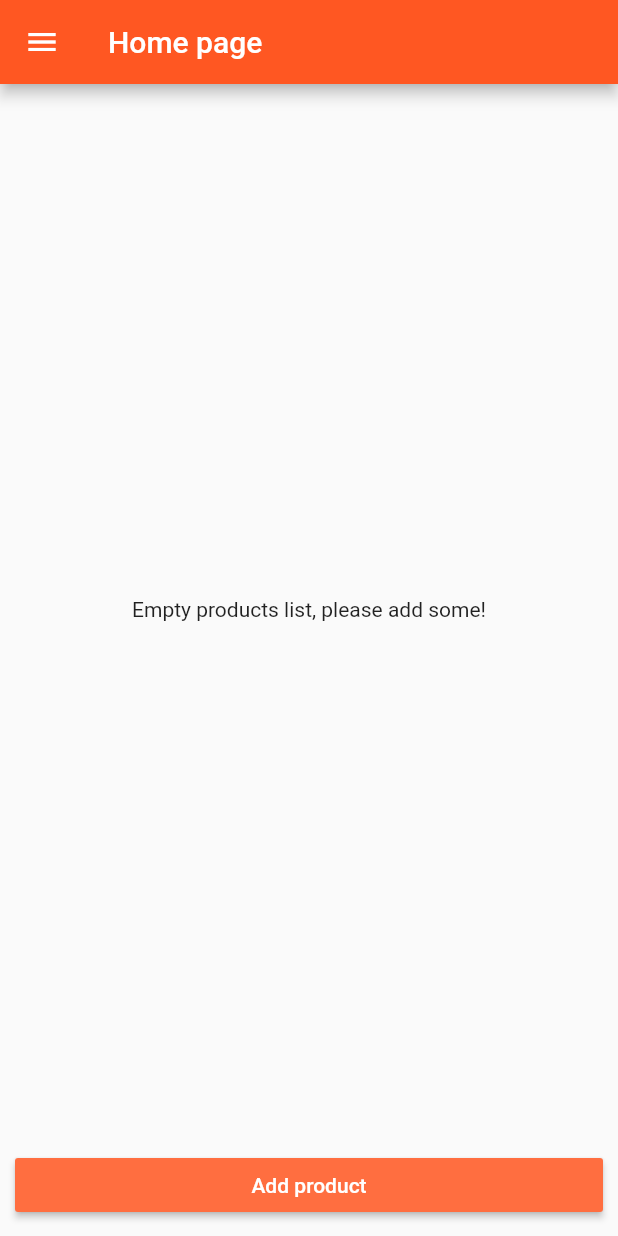
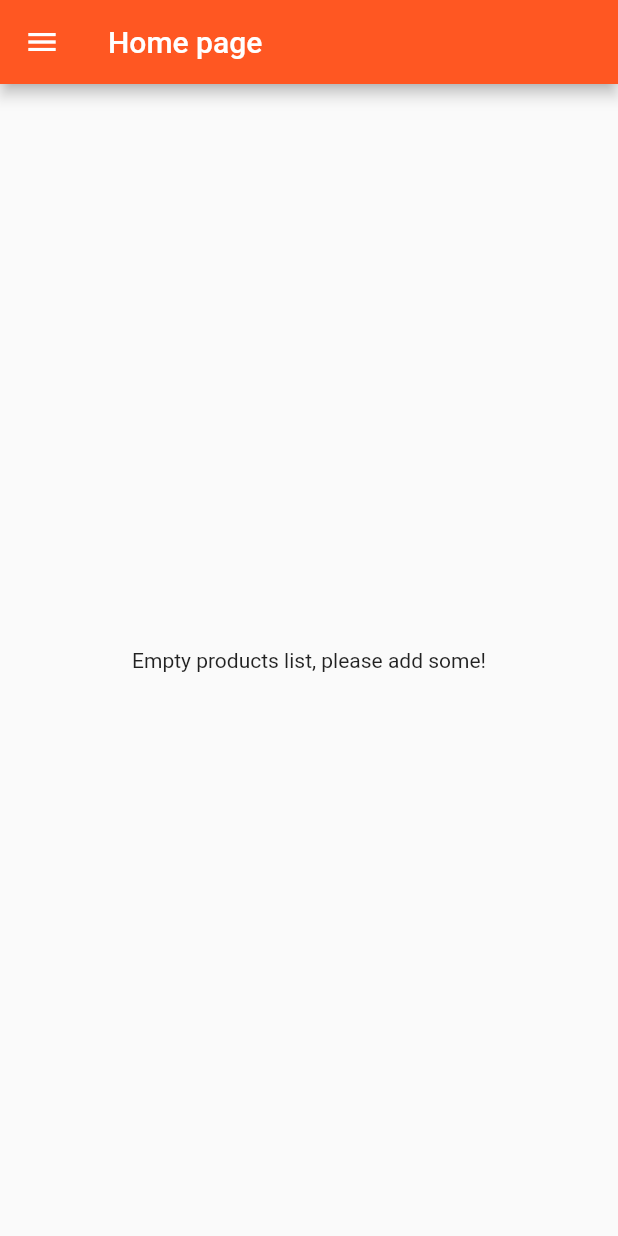
Before and after one commit to khorotyan/shoppingapp, a Flutter app: the screen it shows after launch, on a phone screen of 412 x 824 dp. Run offline on Flutter 3.47's test engine with Material 2 defaults, Android fonts, the phone set to English and light mode, and no system bars.

Commit message:
Ability to create a product from the Create Product Page

```diff
--- a/simple_flutter_list/lib/entities/product.dart
+++ b/simple_flutter_list/lib/entities/product.dart
@@ -2,6 +2,7 @@ class Product {
   String title;
   String details;
   String imageUrl;
+  double price;
 
-  Product(this.title, this.details, this.imageUrl);
+  Product(this.title, this.details, this.imageUrl, this.price);
 }
--- a/simple_flutter_list/lib/main.dart
+++ b/simple_flutter_list/lib/main.dart
@@ -48,9 +48,9 @@ class _SimpleAppState extends State<SimpleApp> {
             accentColor: Colors.deepOrangeAccent),
         // home: AuthPage(),
         routes: {
-          '/': (BuildContext context) =>
-              ProductsPage(_products, _addProduct, _removeProduct),
-          '/admin': (BuildContext context) => ProductsAdminPage()
+          '/': (BuildContext context) => ProductsPage(_products),
+          '/admin': (BuildContext context) =>
+              ProductsAdminPage(_addProduct, _removeProduct)
         },
 
         // Executed when we navigate to a named route
@@ -79,7 +79,7 @@ class _SimpleAppState extends State<SimpleApp> {
               // When we want to go to a page that does not exist, then at least go to
               //  this page - the home page
               builder: (BuildContext context) =>
-                  ProductsPage(_products, _addProduct, _removeProduct));
+                  ProductsPage(_products));
         });
   }
 }
--- a/simple_flutter_list/lib/pages/products_page.dart
+++ b/simple_flutter_list/lib/pages/products_page.dart
@@ -5,10 +5,8 @@ import '../entities/product.dart';
 
 class ProductsPage extends StatelessWidget {
   final List<Product> products;
-  final Function addProduct;
-  final Function removeProduct;
 
-  ProductsPage(this.products, this.addProduct, this.removeProduct);
+  ProductsPage(this.products);
 
   @override
   Widget build(BuildContext context) {
@@ -26,6 +24,6 @@ class ProductsPage extends StatelessWidget {
           )
         ])),
         appBar: AppBar(title: Text('Home page')),
-        body: ProductManager(products, addProduct, removeProduct));
+        body: ProductManager(products));
   }
 }
--- a/simple_flutter_list/lib/product_control.dart
+++ /dev/null
@@ -1,20 +0,0 @@
-import 'package:flutter/material.dart';
-
-import './entities/product.dart';
-
-class ProductControl extends StatelessWidget {
-  final Function addProduct;
-
-  ProductControl(this.addProduct);
-
-  @override
-  Widget build(BuildContext context) {
-    return SizedBox(width: double.infinity, child: RaisedButton(
-      color: Theme.of(context).accentColor,
-      onPressed: () {
-        addProduct(Product('Simple product', 'Some detail about the product', 'images/img512_512.png'));
-      },
-      child: Text('Add product', style: TextStyle(color: Colors.white)),
-    ));
-  }
-}
--- a/simple_flutter_list/lib/product_manager.dart
+++ b/simple_flutter_list/lib/product_manager.dart
@@ -1,25 +1,18 @@
 import 'package:flutter/material.dart';
 
 import './products.dart';
-import './product_control.dart';
 import './entities/product.dart';
 
 // The file manages the products
 class ProductManager extends StatelessWidget {
   final List<Product> products;
-  final Function addProduct;
-  final Function removeProduct;
 
-  ProductManager(this.products, this.addProduct, this.removeProduct);
+  ProductManager(this.products);
 
   @override
   Widget build(BuildContext context) {
     return Column(children: [
-      Expanded(child: Products(products, removeProduct)),
-      Container(
-          margin: EdgeInsets.all(10.0),
-          child: ProductControl(
-              addProduct)) // Expanded takes the remainder of space
+      Expanded(child: Products(products))
     ]);
   }
 }
--- a/simple_flutter_list/lib/products.dart
+++ b/simple_flutter_list/lib/products.dart
@@ -7,10 +7,9 @@ import './entities/product.dart';
 class Products extends StatelessWidget {
   // final - value is unchangable
   final List<Product> products;
-  final Function deleteProduct;
 
   // this.products automatically does: this.products = products
-  Products(this.products, this.deleteProduct);
+  Products(this.products);
 
   Widget _buildProductItem(BuildContext context, int index) {
     return Card(
@@ -22,16 +21,9 @@ class Products extends StatelessWidget {
         alignment: MainAxisAlignment.center,
         children: <Widget>[
           FlatButton(
-            child: Text('Details'),
-            onPressed: () => Navigator
-                    .pushNamed<bool>(context, '/product/' + index.toString())
-                    .then((bool delete) {
-                  // Future will return a bool (when getting back to this page)
-                  if (delete) {
-                    deleteProduct(index);
-                  }
-                }),
-          )
+              child: Text('Details'),
+              onPressed: () => Navigator.pushNamed<bool>(
+                  context, '/product/' + index.toString()))
         ],
       )
     ]));
```
Also changed, not shown: simple_flutter_list/lib/pages/product_create_page.dart (+11 -1 lines), simple_flutter_list/lib/pages/products_admin_page.dart (+6 -2 lines).
